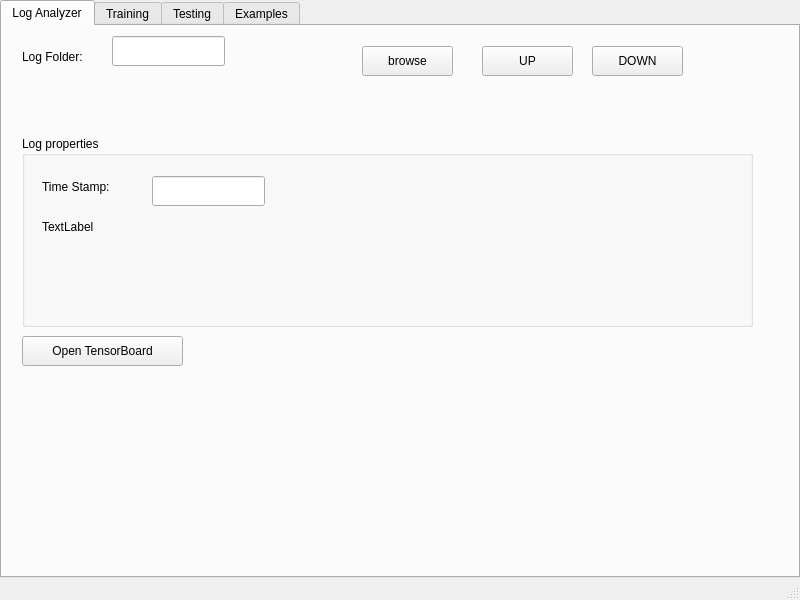
Qt form utils/EvisionNet_GUI/EvisionNet_GUI.ui (jiafeng5513/EvisionNet) before a commit.
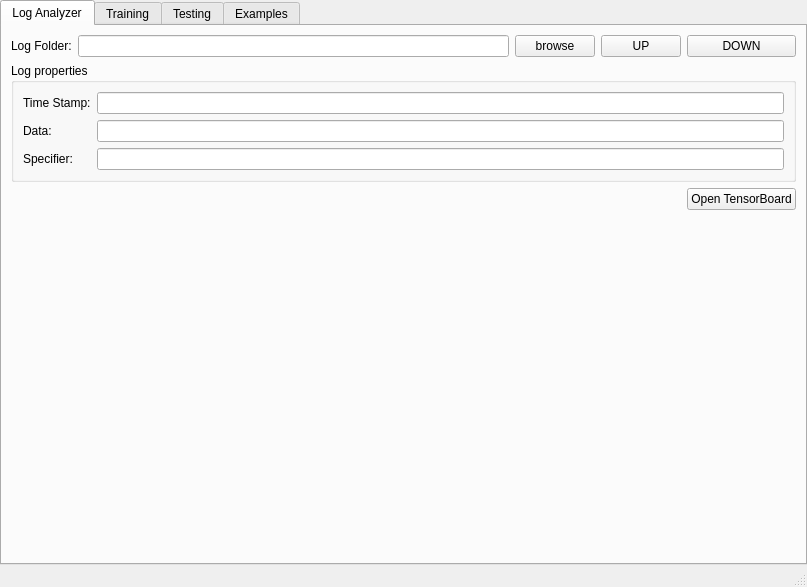
The same form after that commit. The open tabs and pages were chosen to show the change.

```diff
--- a/utils/EvisionNet_GUI/EvisionNet_GUI.ui
+++ b/utils/EvisionNet_GUI/EvisionNet_GUI.ui
@@ -6,8 +6,8 @@
    <rect>
     <x>0</x>
     <y>0</y>
-    <width>800</width>
-    <height>600</height>
+    <width>807</width>
+    <height>587</height>
    </rect>
   </property>
   <property name="windowTitle">
@@ -39,130 +39,111 @@
        <attribute name="title">
         <string>Log Analyzer</string>
        </attribute>
-       <widget class="QLabel" name="label">
-        <property name="geometry">
-         <rect>
-          <x>20</x>
-          <y>20</y>
-          <width>91</width>
-          <height>22</height>
-         </rect>
-        </property>
-        <property name="text">
-         <string>Log Folder:</string>
-        </property>
-       </widget>
-       <widget class="QLineEdit" name="lineEdit">
-        <property name="geometry">
-         <rect>
-          <x>110</x>
-          <y>10</y>
-          <width>113</width>
-          <height>30</height>
-         </rect>
-        </property>
-       </widget>
-       <widget class="QPushButton" name="pushButton">
-        <property name="geometry">
-         <rect>
-          <x>360</x>
-          <y>20</y>
-          <width>91</width>
-          <height>30</height>
-         </rect>
-        </property>
-        <property name="text">
-         <string>browse</string>
-        </property>
-       </widget>
-       <widget class="QGroupBox" name="groupBox">
-        <property name="geometry">
-         <rect>
-          <x>20</x>
-          <y>110</y>
-          <width>731</width>
-          <height>191</height>
-         </rect>
-        </property>
-        <property name="title">
-         <string>Log properties</string>
-        </property>
-        <widget class="QLabel" name="label_2">
-         <property name="geometry">
-          <rect>
-           <x>20</x>
-           <y>40</y>
-           <width>111</width>
-           <height>22</height>
-          </rect>
-         </property>
-         <property name="text">
-          <string>Time Stamp:</string>
-         </property>
-        </widget>
-        <widget class="QLineEdit" name="lineEdit_2">
-         <property name="geometry">
-          <rect>
-           <x>130</x>
-           <y>40</y>
-           <width>113</width>
-           <height>30</height>
-          </rect>
-         </property>
-        </widget>
-        <widget class="QLabel" name="label_3">
-         <property name="geometry">
-          <rect>
-           <x>20</x>
-           <y>80</y>
-           <width>67</width>
-           <height>22</height>
-          </rect>
-         </property>
-         <property name="text">
-          <string>TextLabel</string>
-         </property>
-        </widget>
-       </widget>
-       <widget class="QPushButton" name="pushButton_2">
-        <property name="geometry">
-         <rect>
-          <x>20</x>
-          <y>310</y>
-          <width>161</width>
-          <height>30</height>
-         </rect>
-        </property>
-        <property name="text">
-         <string>Open TensorBoard</string>
-        </property>
-       </widget>
-       <widget class="QPushButton" name="pushButton_3">
-        <property name="geometry">
-         <rect>
-          <x>480</x>
-          <y>20</y>
-          <width>91</width>
-          <height>30</height>
-         </rect>
-        </property>
-        <property name="text">
-         <string>UP</string>
-        </property>
-       </widget>
-       <widget class="QPushButton" name="pushButton_4">
-        <property name="geometry">
-         <rect>
-          <x>590</x>
-          <y>20</y>
-          <width>91</width>
-          <height>30</height>
-         </rect>
-        </property>
-        <property name="text">
-         <string>DOWN</string>
-        </property>
-       </widget>
+       <layout class="QGridLayout" name="gridLayout_3">
+        <item row="1" column="0" colspan="5">
+         <widget class="QGroupBox" name="groupBox">
+          <property name="title">
+           <string>Log properties</string>
+          </property>
+          <layout class="QGridLayout" name="gridLayout_2">
+           <item row="0" column="0">
+            <widget class="QLabel" name="label_2">
+             <property name="text">
+              <string>Time Stamp:</string>
+             </property>
+            </widget>
+           </item>
+           <item row="0" column="1">
+            <widget class="QLineEdit" name="lineEdit_2"/>
+           </item>
+           <item row="1" column="0">
+            <widget class="QLabel" name="label_3">
+             <property name="text">
+              <string>Data:</string>
+             </property>
+            </widget>
+           </item>
+           <item row="1" column="1">
+            <widget class="QLineEdit" name="lineEdit_3"/>
+           </item>
+           <item row="2" column="0">
+            <widget class="QLabel" name="label_4">
+             <property name="text">
+              <string>Specifier:</string>
+             </property>
+            </widget>
+           </item>
+           <item row="2" column="1">
+            <widget class="QLineEdit" name="lineEdit_4"/>
+           </item>
+          </layout>
+         </widget>
+        </item>
+        <item row="0" column="2">
+         <widget class="QPushButton" name="pushButton">
+          <property name="text">
+           <string>browse</string>
+          </property>
+         </widget>
+        </item>
+        <item row="0" column="3">
+         <widget class="QPushButton" name="pushButton_3">
+          <property name="text">
+           <string>UP</string>
+          </property>
+         </widget>
+        </item>
+        <item row="0" column="0">
+         <widget class="QLabel" name="label">
+          <property name="text">
+           <string>Log Folder:</string>
+          </property>
+         </widget>
+        </item>
+        <item row="0" column="1">
+         <widget class="QLineEdit" name="lineEdit"/>
+        </item>
+        <item row="0" column="4">
+         <widget class="QPushButton" name="pushButton_4">
+          <property name="text">
+           <string>DOWN</string>
+          </property>
+         </widget>
+        </item>
+        <item row="2" column="4">
+         <widget class="QPushButton" name="pushButton_2">
+          <property name="text">
+           <string>Open TensorBoard</string>
+          </property>
+         </widget>
+        </item>
+        <item row="2" column="0" colspan="4">
+         <spacer name="horizontalSpacer">
+          <property name="orientation">
+           <enum>Qt::Horizontal</enum>
+          </property>
+          <property name="sizeHint" stdset="0">
+           <size>
+            <width>40</width>
+            <height>20</height>
+           </size>
+          </property>
+         </spacer>
+        </item>
+        <item row="3" column="0">
+         <spacer name="verticalSpacer">
+          <property name="orientation">
+           <enum>Qt::Vertical</enum>
+          </property>
+          <property name="sizeHint" stdset="0">
+           <size>
+            <width>20</width>
+            <height>40</height>
+           </size>
+          </property>
+         </spacer>
+        </item>
+       </layout>
       </widget>
       <widget class="QWidget" name="tab_2">
        <attribute name="title">
```
Left out of the diff: 106 changed lines with no effect on the pictures.
